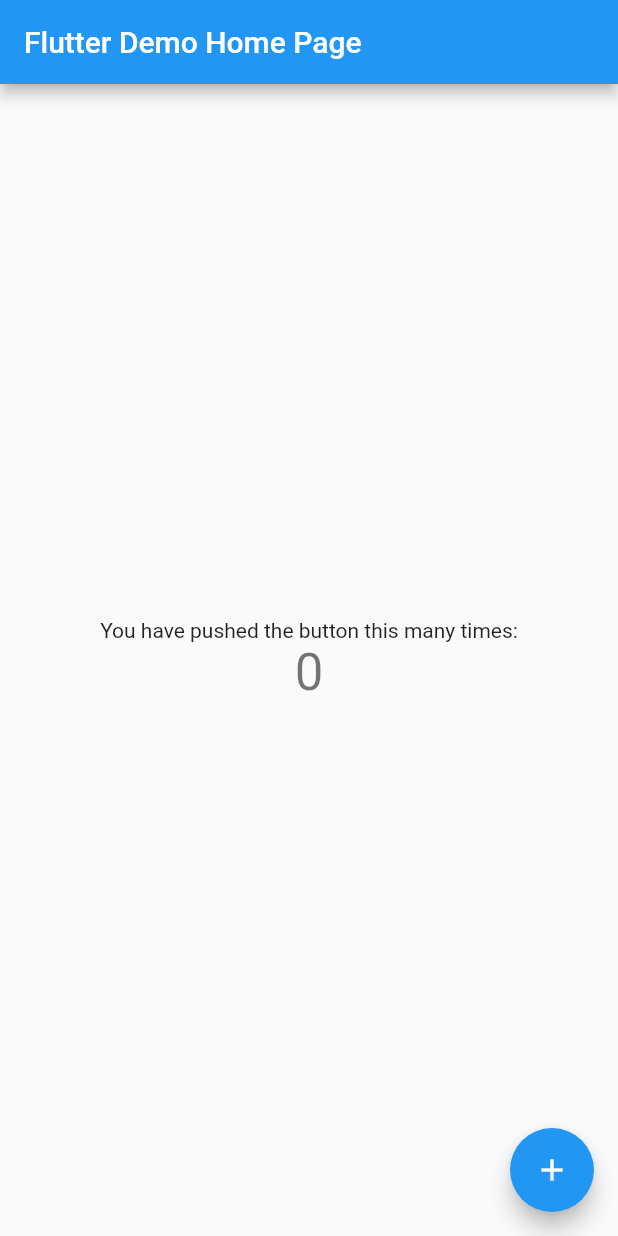
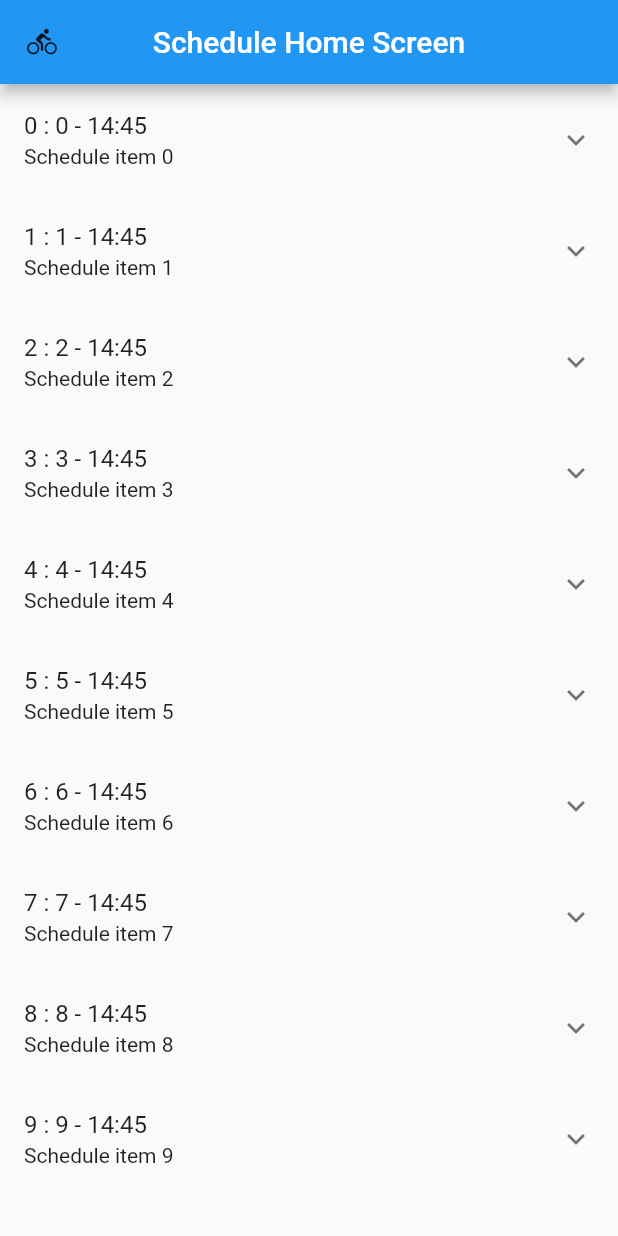
Before and after one commit to AIR-FOI-HR/AIR2204, a Flutter app: the screen it shows after launch, on a phone screen of 412 x 824 dp. Run offline on Flutter 3.47's test engine with Material 2 defaults, Android fonts, the phone set to English and light mode, and no system bars; our stand-ins replace bloc, flutter_bloc.

Commit message:
statična lista predavanja, detaljni pregled

```diff
--- /dev/null
+++ b/lib/cubits/cubit/saved_cubit.dart
@@ -0,0 +1,21 @@
+import 'package:bloc/bloc.dart';
+import 'package:meta/meta.dart';
+
+import '../../data/models/schedule_item_model.dart';
+
+part 'saved_state.dart';
+
+class SavedCubit extends Cubit<SavedState> {
+  SavedCubit() : super(SavedState(savedItems: []));
+  final List<Schedule> savedItems = [];
+
+  void saveToSchedule(item) {
+    savedItems.add(item);
+    emit(SavedState(savedItems: savedItems));
+  }
+
+  void removeFromSchedule(item) {
+    savedItems.remove(item);
+    emit(SavedState(savedItems: savedItems));
+  }
+}
--- /dev/null
+++ b/lib/cubits/cubit/saved_state.dart
@@ -0,0 +1,10 @@
+part of 'saved_cubit.dart';
+
+@immutable
+class SavedState {
+  List<Schedule> savedItems;
+
+  SavedState({
+    required this.savedItems,
+  });
+}
--- /dev/null
+++ b/lib/data/models/schedule_item_model.dart
@@ -0,0 +1,9 @@
+import 'package:flutter/cupertino.dart';
+
+class Schedule {
+  late final String title;
+  late final String time;
+  late final String description;
+
+  Schedule(this.title, this.time, this.description);
+}
--- a/lib/main.dart
+++ b/lib/main.dart
@@ -1,115 +1,36 @@
+import 'package:expandable_attempt/cubits/cubit/saved_cubit.dart';
+import 'package:expandable_attempt/screens/item_detail.dart';
+import 'package:expandable_attempt/screens/my_schedule.dart';
+import 'package:expandable_attempt/screens/home_screen.dart';
 import 'package:flutter/material.dart';
+import 'package:flutter_bloc/flutter_bloc.dart';
+
+import 'data/models/schedule_item_model.dart';
 
 void main() {
-  runApp(const MyApp());
+  runApp(MyApp());
 }
 
 class MyApp extends StatelessWidget {
-  const MyApp({super.key});
+  MyApp({super.key});
 
-  // This widget is the root of your application.
   @override
   Widget build(BuildContext context) {
-    return MaterialApp(
-      title: 'Flutter Demo',
-      theme: ThemeData(
-        // This is the theme of your application.
-        //
-        // Try running your application with "flutter run". You'll see the
-        // application has a blue toolbar. Then, without quitting the app, try
-        // changing the primarySwatch below to Colors.green and then invoke
-        // "hot reload" (press "r" in the console where you ran "flutter run",
-        // or simply save your changes to "hot reload" in a Flutter IDE).
-        // Notice that the counter didn't reset back to zero; the application
-        // is not restarted.
-        primarySwatch: Colors.blue,
-      ),
-      home: const MyHomePage(title: 'Flutter Demo Home Page'),
+    return BlocProvider(
+      create: (context) => SavedCubit(),
+      child: MaterialApp(
+          title: 'Schedule test',
+          theme: ThemeData(
+            primarySwatch: Colors.blue,
+          ),
+          routes: {
+            '/': (context) => const HomeScreen(
+                title: 'Schedule Home Screen', color: Colors.purpleAccent),
+            '/mySchedule': (context) => MySchedule(
+                  title: 'Schedule Home Screen',
+                  color: Colors.purpleAccent,
+                )
+          }),
     );
   }
 }
-
-class MyHomePage extends StatefulWidget {
-  const MyHomePage({super.key, required this.title});
-
-  // This widget is the home page of your application. It is stateful, meaning
-  // that it has a State object (defined below) that contains fields that affect
-  // how it looks.
-
-  // This class is the configuration for the state. It holds the values (in this
-  // case the title) provided by the parent (in this case the App widget) and
-  // used by the build method of the State. Fields in a Widget subclass are
-  // always marked "final".
-
-  final String title;
-
-  @override
-  State<MyHomePage> createState() => _MyHomePageState();
-}
-
-class _MyHomePageState extends State<MyHomePage> {
-  int _counter = 0;
-
-  void _incrementCounter() {
-    setState(() {
-      // This call to setState tells the Flutter framework that something has
-      // changed in this State, which causes it to rerun the build method below
-      // so that the display can reflect the updated values. If we changed
-      // _counter without calling setState(), then the build method would not be
-      // called again, and so nothing would appear to happen.
-      _counter++;
-    });
-  }
-
-  @override
-  Widget build(BuildContext context) {
-    // This method is rerun every time setState is called, for instance as done
-    // by the _incrementCounter method above.
-    //
-    // The Flutter framework has been optimized to make rerunning build methods
-    // fast, so that you can just rebuild anything that needs updating rather
-    // than having to individually change instances of widgets.
-    return Scaffold(
-      appBar: AppBar(
-        // Here we take the value from the MyHomePage object that was created by
-        // the App.build method, and use it to set our appbar title.
-        title: Text(widget.title),
-      ),
-      body: Center(
-        // Center is a layout widget. It takes a single child and positions it
-        // in the middle of the parent.
-        child: Column(
-          // Column is also a layout widget. It takes a list of children and
-          // arranges them vertically. By default, it sizes itself to fit its
-          // children horizontally, and tries to be as tall as its parent.
-          //
-          // Invoke "debug painting" (press "p" in the console, choose the
-          // "Toggle Debug Paint" action from the Flutter Inspector in Android
-          // Studio, or the "Toggle Debug Paint" command in Visual Studio Code)
-          // to see the wireframe for each widget.
-          //
-          // Column has various properties to control how it sizes itself and
-          // how it positions its children. Here we use mainAxisAlignment to
-          // center the children vertically; the main axis here is the vertical
-          // axis because Columns are vertical (the cross axis would be
-          // horizontal).
-          mainAxisAlignment: MainAxisAlignment.center,
-          children: <Widget>[
-            const Text(
-              'You have pushed the button this many times:',
-            ),
-            Text(
-              '$_counter',
-              style: Theme.of(context).textTheme.headline4,
-            ),
-          ],
-        ),
-      ),
-      floatingActionButton: FloatingActionButton(
-        onPressed: _incrementCounter,
-        tooltip: 'Increment',
-        child: const Icon(Icons.add),
-      ), // This trailing comma makes auto-formatting nicer for build methods.
-    );
-  }
-}
--- /dev/null
+++ b/lib/screens/home_screen.dart
@@ -0,0 +1,128 @@
+import 'package:expandable_attempt/cubits/cubit/saved_cubit.dart';
+import 'package:expandable_attempt/screens/my_schedule.dart';
+import 'package:flutter/material.dart';
+import 'package:flutter_bloc/flutter_bloc.dart';
+
+import '../data/models/schedule_item_model.dart';
+import 'item_detail.dart';
+
+class HomeScreen extends StatefulWidget {
+  const HomeScreen({super.key, required this.title, required this.color});
+
+  final String title;
+  final MaterialAccentColor color;
+
+  @override
+  State<HomeScreen> createState() => _HomeScreenState();
+}
+
+class _HomeScreenState extends State<HomeScreen> {
+  final scheduleItems = List.generate(
+      10,
+      (index) => Schedule('Schedule item $index', '$index : $index - 14:45',
+          'Lorem ipsum dolor sit amet, consectetur adipiscing elit, sed do eiusmod tempor incididunt ut labore et dolore magna aliqua. Ut enim ad minim veniam, quis nostrud exercitation ullamco laboris nisi ut aliquip ex ea commodo consequat. Duis aute irure dolor in reprehenderit in voluptate velit esse cillum dolore eu fugiat nulla pariatur. Excepteur sint occaecat cupidatat non proident, sunt in culpa qui officia deserunt mollit anim id est laborum'));
+
+  List<Schedule> savedItems = [];
+
+  @override
+  Widget build(BuildContext context) {
+    //TODO: napraviti da se screen refresha dok se navigiraš pa onda netreba ova linijaa (možda neki cubit koji emita state svaki put kad promjeniš screen)
+    savedItems = BlocProvider.of<SavedCubit>(context).state.savedItems;
+
+    return BlocListener<SavedCubit, SavedState>(
+      listener: (context, state) {
+        savedItems = state.savedItems;
+      },
+      child: Scaffold(
+        appBar: AppBar(
+          title: Text(widget.title),
+          centerTitle: true,
+          leading: MaterialButton(
+            onPressed: () => {Navigator.of(context).pushNamed('/mySchedule')},
+            /*onPressed: () {
+              Navigator.push(
+                context,
+                MaterialPageRoute(
+                  builder: (context) => MySchedule(
+                      title: 'Personal schedule',
+                      color: Colors.deepOrangeAccent,
+                      savedItems: saved),
+                ),
+              );
+            },*/
+            child: const Icon(
+              Icons.directions_bike,
+              size: 20,
+            ),
+          ),
+        ),
+        body: ListView.builder(
+          //body nam je lista koja ima itema onolko kolko ima lista Quotes, i item builder
+          //je widget _buildList koji prima quote na svakom indexu
+          itemCount: scheduleItems.length,
+          itemBuilder: (context, index) {
+            return _buildList(index);
+          },
+        ),
+      ),
+    );
+  }
+
+  Widget _buildList(index) {
+    return ExpansionTile(
+      title: Text(scheduleItems[index].time),
+      subtitle: Text(scheduleItems[index].title),
+      children: [
+        SizedBox(
+          width: 40,
+          child: MaterialButton(
+            onPressed: () => {
+              Navigator.push(
+                  context,
+                  MaterialPageRoute(
+                      builder: (context) => ItemDetail(
+                          title: 'Schedule Item Details',
+                          color: Colors.pinkAccent,
+                          scheduleItem: scheduleItems[index])))
+            },
+            child: const Icon(Icons.more_horiz, size: 20),
+          ),
+        ),
+        const SizedBox(width: 10),
+        const Text('More'),
+        //Text(alreadySaved ? "saved" : "not saved"),
+        SizedBox(
+          width: 40,
+          child: MaterialButton(
+            //onPressed: () => {Navigator.of(context).pushNamed('/mySchedule')},
+            onPressed: () {
+              setState(
+                () {
+                  if (savedItems.contains(scheduleItems[index])) {
+                    //saved.remove(scheduleItems[index]);
+                    BlocProvider.of<SavedCubit>(context)
+                        .removeFromSchedule(scheduleItems[index]);
+                  } else {
+                    //saved.add(scheduleItems[index]);
+                    BlocProvider.of<SavedCubit>(context)
+                        .saveToSchedule(scheduleItems[index]);
+                  }
+                },
+              );
+            },
+            child: Icon(
+              savedItems.contains(scheduleItems[index])
+                  ? Icons.remove
+                  : Icons.add,
+              size: 20,
+            ),
+          ),
+        ),
+        const SizedBox(width: 10),
+        Text(savedItems.contains(scheduleItems[index])
+            ? 'Remove from schedule'
+            : 'Add to schedule'),
+      ],
+    );
+  }
+}
```
Also changed, not shown: lib/screens/item_detail.dart (added, +32 -0 lines), lib/screens/my_schedule.dart (added, +88 -0 lines), pubspec.yaml (+7 -2 lines), 72 other files.
